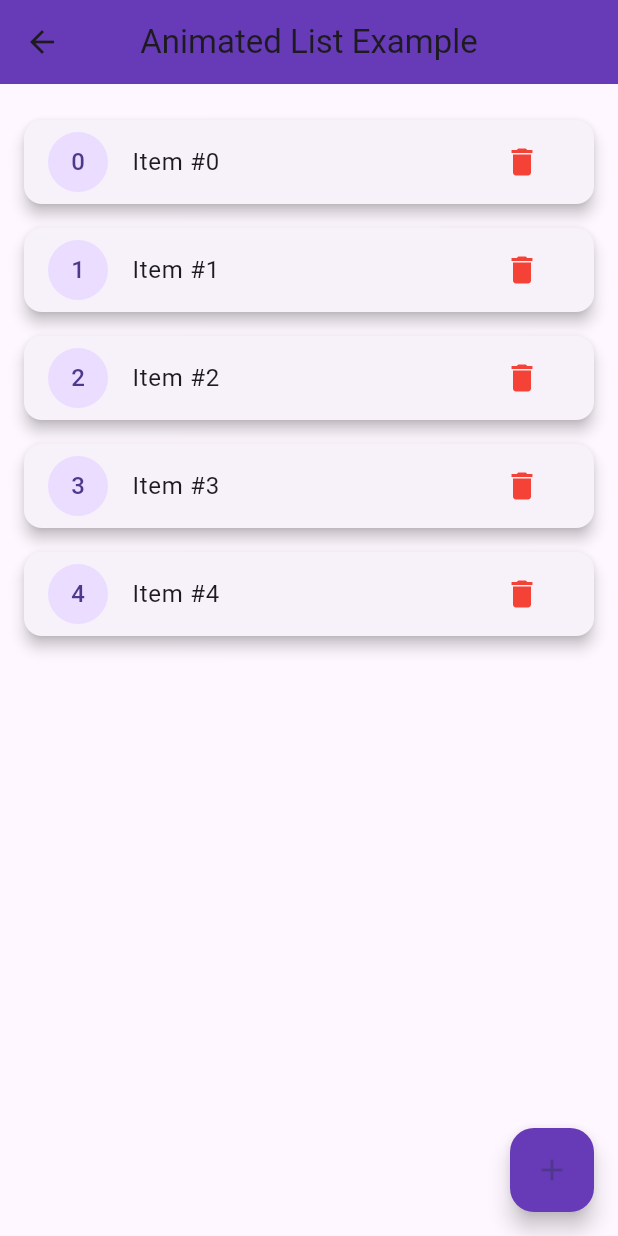
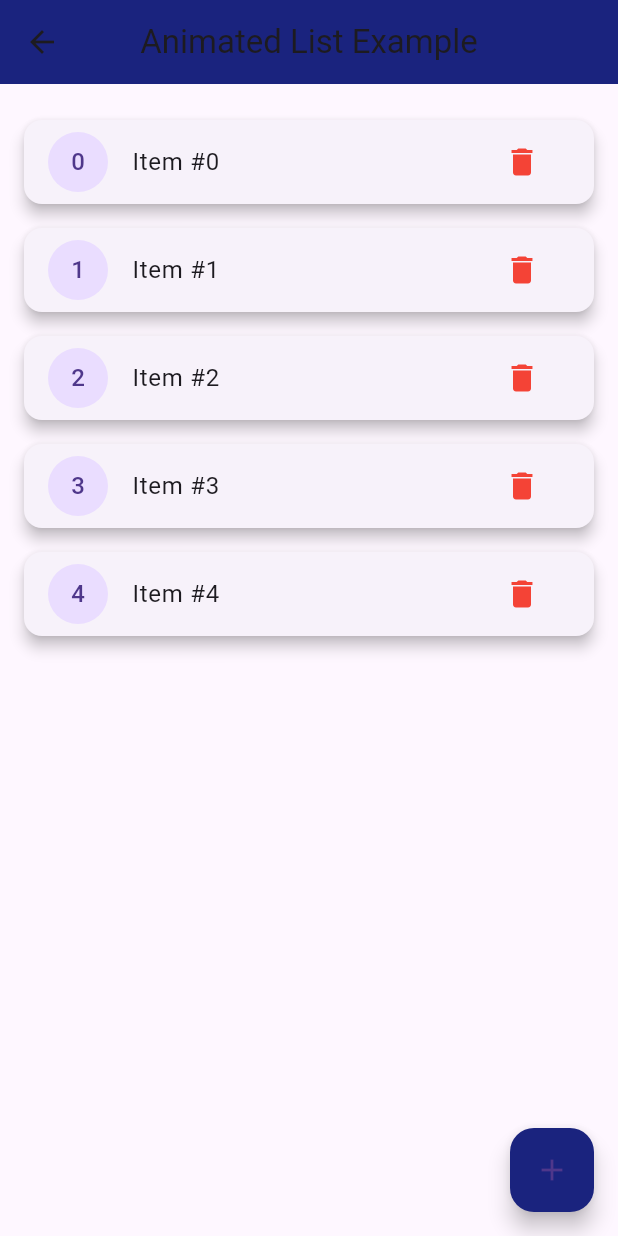
Before and after one commit to Shehryar-dev/useful_packages, a Flutter app: the AnimatedListExample screen opened directly, on a phone screen of 412 x 824 dp. Run offline on Flutter 3.47's test engine with Material 3 defaults, Android fonts, the phone set to English and light mode, and no system bars; drawn by our look-alikes of animated_list_plus; our stand-ins replace device_preview, flutter_rating_bar, fluttertoast, shimmer, video_player; missing offline and left inert: feedback.

Commit message:
Code Update

```diff
--- a/lib/constants/screen_paths.dart
+++ b/lib/constants/screen_paths.dart
@@ -6,7 +6,8 @@ export 'package:useful_packages/packages/2_video_player/video_player.dart';
 export 'package:useful_packages/packages/3_feedback_package/3_feedback_pack.dart';
 export 'package:useful_packages/packages/4_shimmer_package/shimmer_effect.dart';
 export 'package:useful_packages/packages/5_flutter_rating_bar/flutter_rating_bar.dart';
-
+export 'package:animated_list_plus/animated_list_plus.dart';
+export 'package:animated_list_plus/transitions.dart';
 
 
 
--- a/lib/packages/6_animated_list_plus/animated_list_plus.dart
+++ b/lib/packages/6_animated_list_plus/animated_list_plus.dart
@@ -1,6 +1,5 @@
-import 'package:flutter/material.dart';
-import 'package:animated_list_plus/animated_list_plus.dart';
-import 'package:animated_list_plus/transitions.dart';
+
+import '../../constants/screen_paths.dart';
 
 class AnimatedListExample extends StatefulWidget {
   const AnimatedListExample({super.key});
@@ -18,7 +17,7 @@ class _AnimatedListExampleState extends State<AnimatedListExample> {
       appBar: AppBar(
         title: const Text('Animated List Example'),
         centerTitle: true,
-        backgroundColor: Colors.deepPurple,
+        backgroundColor: Colors.indigo.shade900,
       ),
       body: Padding(
         padding: const EdgeInsets.all(16.0),
@@ -54,7 +53,7 @@ class _AnimatedListExampleState extends State<AnimatedListExample> {
             _items.add(_items.length);
           });
         },
-        backgroundColor: Colors.deepPurple,
+        backgroundColor: Colors.indigo.shade900,
         child: const Icon(Icons.add),
       ),
     );
```
